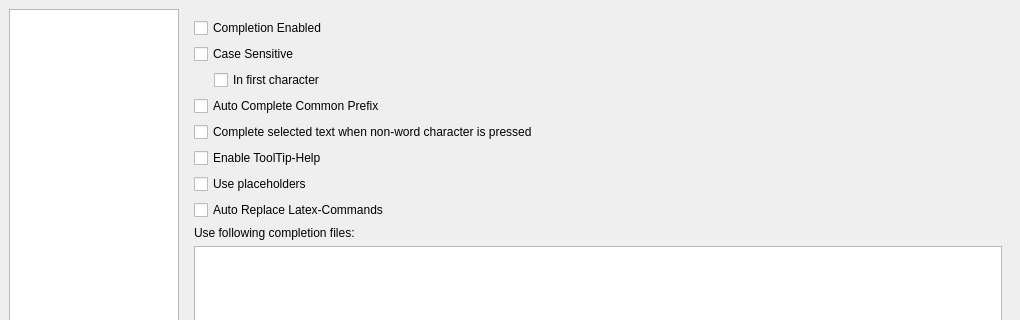
First picture: the form in configdialog.ui, repository svn2github/texstudio-trunk, before the edit; both pictures show x 0 to 1020 and y 0 to 320 of the 1020 by 674 pixel window.
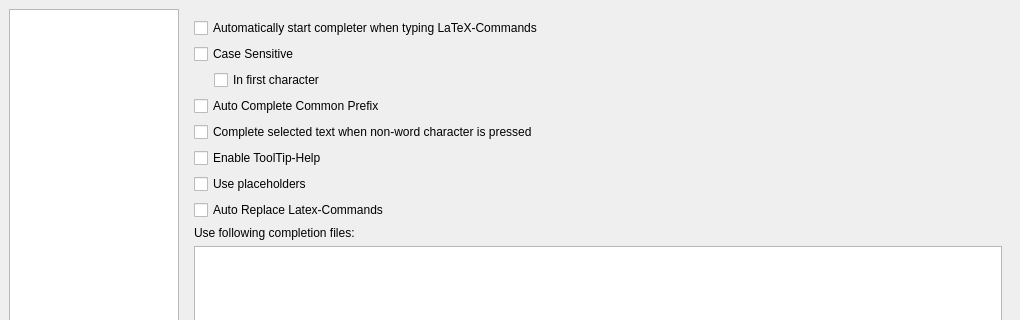
Second picture: the form after the edit. The open tabs and pages were chosen to show the change. Icons and pictures are not drawn.

Commit message: Config: description for completerConfig->enabled changed to better reflect real functionality

```diff
--- a/configdialog.ui
+++ b/configdialog.ui
@@ -1540,7 +1540,7 @@
        <item>
         <widget class="QCheckBox" name="checkBoxCompletion">
          <property name="text">
-          <string>Completion Enabled</string>
+          <string>Automatically start completer when typing LaTeX-Commands</string>
          </property>
         </widget>
        </item>
```
Left out of the diff: 2 changed lines with no effect on the pictures.
